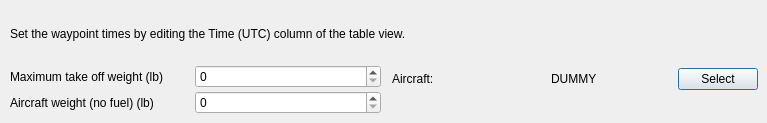
This is mslib/msui/ui/ui_performance_dockwidget.ui in Open-MSS/MSS as Qt 5 draws it before an edit. The edited form follows.
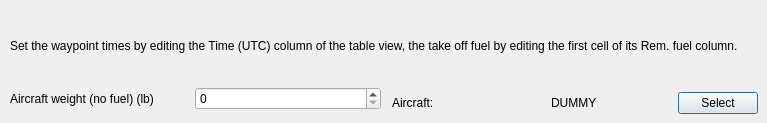
This is the edited form.

Commit message: Set the take off fuel in the table view, address the second review

What changed in the file:
```diff
--- a/mslib/msui/ui/ui_performance_dockwidget.ui
+++ b/mslib/msui/ui/ui_performance_dockwidget.ui
@@ -63,7 +63,7 @@
      </item>
     </layout>
    </item>
-   <item row="3" column="0">
+   <item row="1" column="0">
     <layout class="QHBoxLayout" name="horizontalLayout_4">
      <property name="rightMargin">
       <number>0</number>
@@ -99,7 +99,7 @@
    <item row="0" column="0" colspan="2">
     <widget class="QLabel" name="label_3">
      <property name="text">
-      <string>Set the waypoint times by editing the Time (UTC) column of the table view.</string>
+      <string>Set the waypoint times by editing the Time (UTC) column of the table view, the take off fuel by editing the first cell of its Rem. fuel column.</string>
      </property>
      <property name="wordWrap">
       <bool>true</bool>
@@ -109,39 +109,6 @@
      </property>
     </widget>
    </item>
-   <item row="1" column="0">
-    <layout class="QHBoxLayout" name="horizontalLayout_5">
-     <property name="topMargin">
-      <number>4</number>
-     </property>
-     <item>
-      <widget class="QLabel" name="label_5">
-       <property name="text">
-        <string>Maximum take off weight (lb)</string>
-       </property>
-       <property name="indent">
-        <number>1</number>
-       </property>
-      </widget>
-     </item>
-     <item>
-      <widget class="QDoubleSpinBox" name="dsbTakeoffWeight">
-       <property name="keyboardTracking">
-        <bool>false</bool>
-       </property>
-       <property name="decimals">
-        <number>0</number>
-       </property>
-       <property name="maximum">
-        <double>9999999.000000000000000</double>
-       </property>
-       <property name="singleStep">
-        <double>1000.000000000000000</double>
-       </property>
-      </widget>
-     </item>
-    </layout>
-   </item>
   </layout>
  </widget>
  <resources/>
```
The commit also changes 15 other files.
